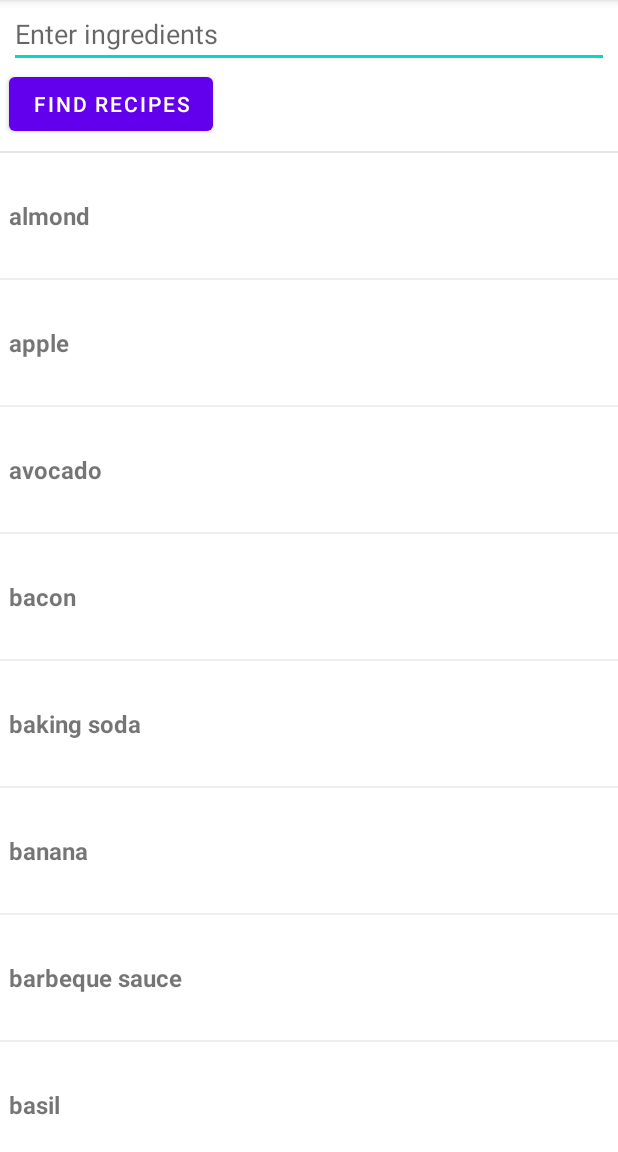
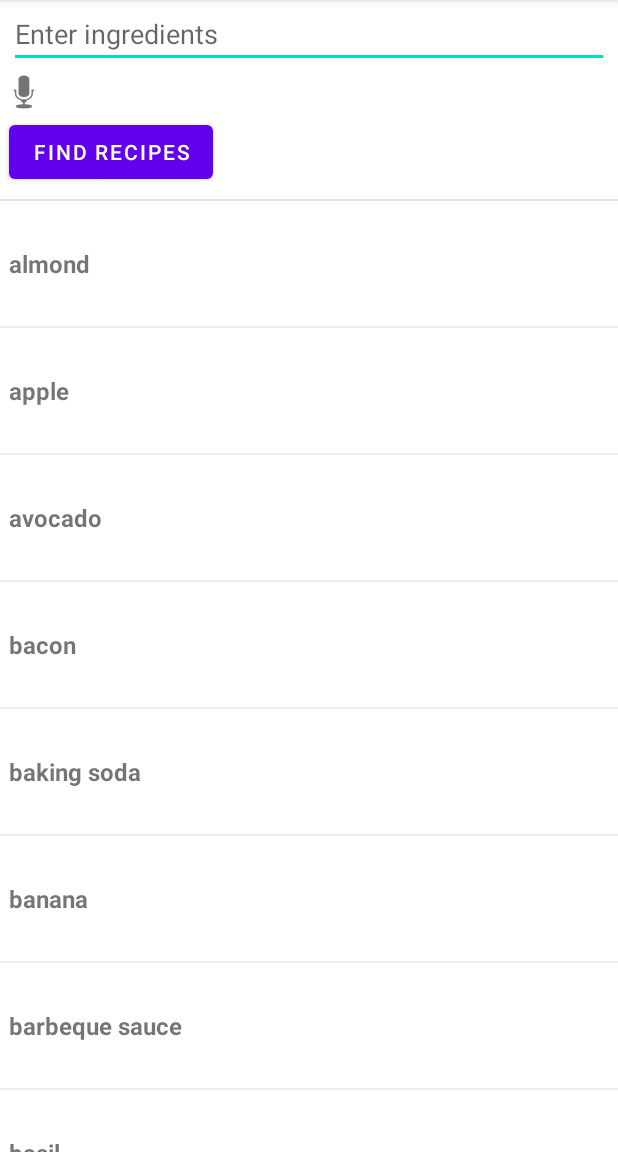
Before and after one commit to linxatwit/Instagredients, an Android app: the screen it shows after launch (MainActivity), on a phone screen of 412 x 824 dp, the part 84-1236 px from its top. Run offline under Robolectric (Android 15) with nearby library versions, the phone set to English and light mode, and no system bars.

Commit message:
Update activity_main.xml

```diff
--- a/app/src/main/res/layout/activity_main.xml
+++ b/app/src/main/res/layout/activity_main.xml
@@ -27,6 +27,13 @@
             android:layout_marginRight="6dp"
             android:hint="Enter ingredients" />
 
+        <ImageView
+            android:id="@+id/imageView"
+            android:layout_width="wrap_content"
+            android:layout_height="wrap_content"
+            android:layout_marginRight="6dp"
+            android:src="@android:drawable/ic_btn_speak_now" />
+
         <Button
             android:id="@+id/find_button"
             android:layout_width="wrap_content"
@@ -45,6 +52,15 @@
             android:layout_width="match_parent"
             android:layout_height="match_parent"
             android:scrollbars="vertical" />
+
+        <TextView
+            android:id="@+id/text"
+            android:layout_width="wrap_content"
+            android:layout_height="wrap_content"
+            android:layout_marginLeft="7dp"
+            android:layout_marginRight="7dp"
+            android:layout_marginTop="7dp" />
+
     </LinearLayout>
 
 </FrameLayout>
```
